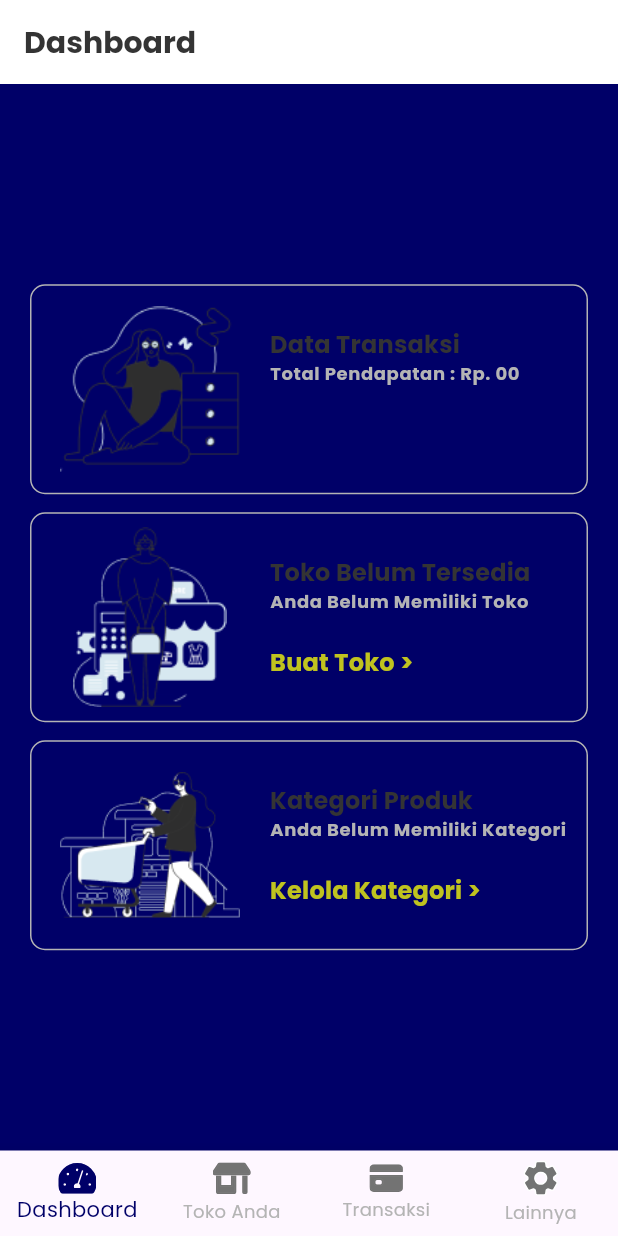
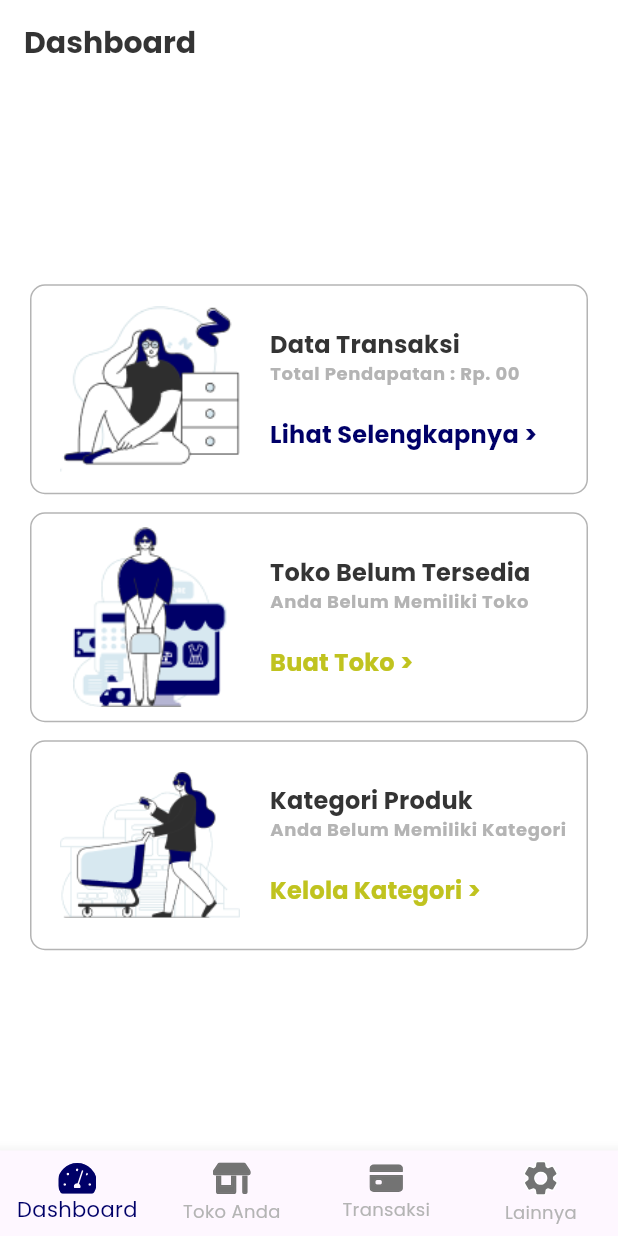
Before and after one commit to Mitra-Apps/fe-mobile-mitraku-seller, a Flutter app: the screen it shows after launch, after a tap on "Login", on a phone screen of 412 x 824 dp. Run offline on Flutter 3.47's test engine with Material 3 defaults, Android fonts, the phone set to English and light mode, and no system bars; our stand-ins replace animate_do, another_flushbar, bloc_concurrency, dio, floor, flutter_bloc and 11 more; accounts and stored records are empty; generated files the repository leaves out were written again; project files that could hold a hidden picture were left out.

Commit message:
Added mising pub & Fix incorrect background color after merge

```diff
--- a/lib/features/home/home_page.dart
+++ b/lib/features/home/home_page.dart
@@ -33,6 +33,7 @@ class _HomePageState extends State<HomePage> {
   @override
   Widget build(BuildContext context) {
     return Scaffold(
+      backgroundColor: AppColors.mainWhiteColor,
       body: IndexedStack(
         index: selectedNavigationIndex,
         children: [
--- a/lib/features/home/view/dashboard_page.dart
+++ b/lib/features/home/view/dashboard_page.dart
@@ -13,6 +13,7 @@ class DashboardPage extends StatelessWidget {
   @override
   Widget build(BuildContext context) {
     return Scaffold(
+      backgroundColor: AppColors.mainWhiteColor,
       key: const Key(WidgetKeys.dashboardScaffoldKey),
       appBar: AppBar(
         title: Text(
--- a/lib/features/home/view/lainnya_page.dart
+++ b/lib/features/home/view/lainnya_page.dart
@@ -14,6 +14,7 @@ class LainnyaPage extends StatelessWidget {
   @override
   Widget build(BuildContext context) {
     return Scaffold(
+      backgroundColor: AppColors.mainWhiteColor,
       key: const Key(WidgetKeys.dashboardScaffoldKey),
       appBar: AppBar(
         title: Row(
--- a/lib/features/home/view/toko_anda_page.dart
+++ b/lib/features/home/view/toko_anda_page.dart
@@ -23,6 +23,7 @@ class _TokoAndaPage extends State<TokoAndaPage> {
   @override
   Widget build(BuildContext context) {
     return Scaffold(
+      backgroundColor: AppColors.mainWhiteColor,
       key: const Key(WidgetKeys.tokoAndaScaffoldKey),
       appBar: AppBar(
         title: Text(
--- a/pubspec.yaml
+++ b/pubspec.yaml
@@ -55,6 +55,7 @@ dependencies:
 
   local_database:
     path: packages/local_database
+  google_fonts: ^6.1.0
 
 dev_dependencies:
   flutter_test:
```
